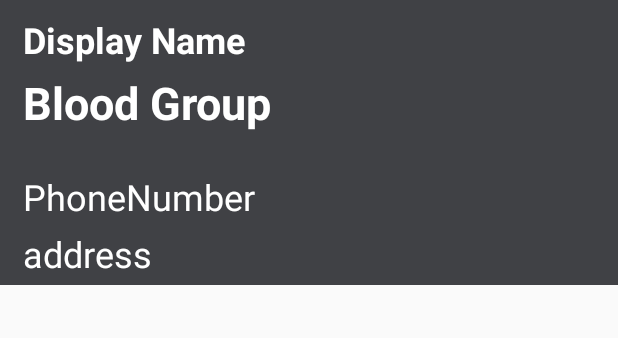
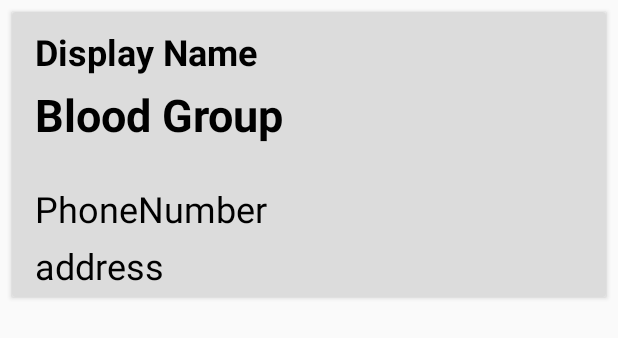
Before and after one commit to tanvi003/NeedR, an Android app: the layout users_single_layout.xml on its own in the app's theme, with its tools: preview values and no code run, on a phone screen of 412 x 824 dp. Shown: the top 338 px of the screen. Run offline under Robolectric (Android 15) with nearby library versions, the phone set to English and light mode, and no system bars.

Commit message:
Minor UI changes

```diff
--- a/app/src/main/java/com/siva/needred/MainActivity.java
+++ b/app/src/main/java/com/siva/needred/MainActivity.java
@@ -46,7 +46,7 @@ public class MainActivity extends AppCompatActivity {
 
         mToolbar = (Toolbar) findViewById(R.id.main_page_toolbar);
         setSupportActionBar(mToolbar);
-        getSupportActionBar().setTitle("N E E D   R E D");
+        getSupportActionBar().setTitle("HALF - LIFE");
 
         if (mAuth.getCurrentUser() != null) {
 
--- a/app/src/main/res/layout/users_single_layout.xml
+++ b/app/src/main/res/layout/users_single_layout.xml
@@ -1,11 +1,19 @@
 <?xml version="1.0" encoding="utf-8"?>
-<RelativeLayout xmlns:android="http://schemas.android.com/apk/res/android"
+<android.support.v7.widget.CardView
+    xmlns:android="http://schemas.android.com/apk/res/android"
+    android:padding="6dp"
+    android:layout_width="match_parent"
+    android:layout_height="190dp"
+    android:layout_margin="8dp"
+    >
+
+
+<RelativeLayout
+    android:background="#DCDCDC"
     xmlns:app="http://schemas.android.com/apk/res-auto"
     android:layout_width="match_parent"
     android:layout_height="190dp"
-    android:layout_marginBottom="3dp"
-    android:layout_marginTop="0dp"
-    android:background="@color/colorPrimary">
+    android:layout_marginBottom="3dp">
 
     <TextView
         android:id="@+id/user_single_phone"
@@ -16,7 +24,7 @@
         android:layout_below="@+id/user_single_blood"
         android:layout_marginTop="26dp"
         android:text="PhoneNumber"
-        android:textColor="@color/cardview_light_background"
+        android:textColor="#000000"
         android:textSize="24sp" />
 
     <TextView
@@ -30,7 +38,7 @@
         android:capitalize="words"
         android:inputType="textCapWords"
         android:text="Display Name"
-        android:textColor="@android:color/white"
+        android:textColor="#000000"
         android:textSize="24sp"
         android:textStyle="bold" />
 
@@ -44,7 +52,7 @@
         android:layout_marginTop="5dp"
         android:capitalize="words"
         android:text="Blood Group"
-        android:textColor="@color/cardview_light_background"
+        android:textColor="#000000"
         android:textSize="30sp"
         android:textStyle="bold" />
 
@@ -58,7 +66,8 @@
         android:layout_marginTop="5dp"
         android:capitalize="words"
         android:text="address"
-        android:textColor="@color/cardview_light_background"
+        android:textColor="#000000"
         android:textSize="24sp" />
 
 </RelativeLayout>
+</android.support.v7.widget.CardView>
```
Also changed, not shown: app/src/main/res/layout/activity_main.xml (+9 -6 lines), app/src/main/res/layout/help_single_layout.xml (+12 -1 lines).
